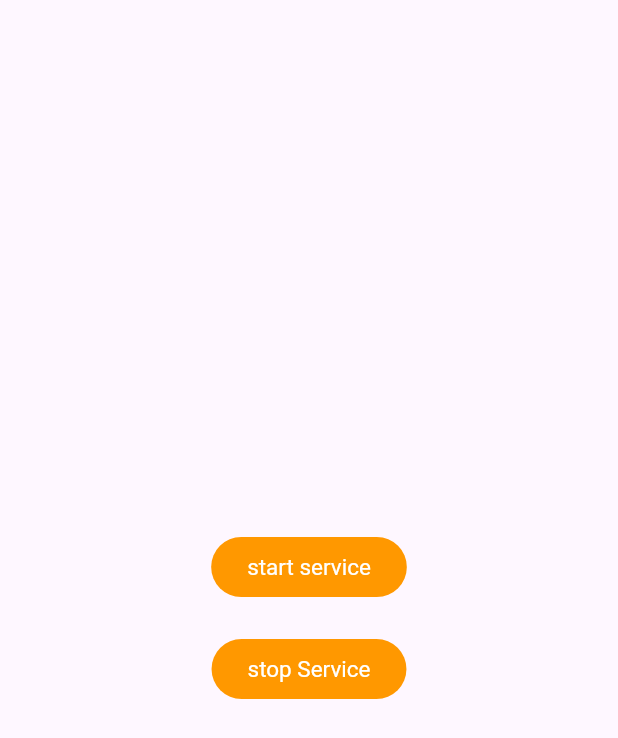
After one commit to cecyours/student_flutter_practice, a Flutter app: the BackgroundServiceUi screen opened directly, after a tap on "stop Service", on a phone screen of 412 x 824 dp. The commit adds this screen. Shown: the top 738 px of the screen. Run offline on Flutter 3.47's test engine with Material 3 defaults, Android fonts, the phone set to English and light mode, and no system bars; our stand-ins replace cloud_firestore, dio, firebase_auth, firebase_core, firebase_database, flutter_local_notifications and 6 more; missing offline and left inert: dart:ffi, flutter_background_service; accounts and stored records are empty.

Commit message:
first commit

```diff
--- /dev/null
+++ b/lib/topics/background_service/background_service.dart
@@ -0,0 +1,99 @@
+import 'dart:async';
+import 'dart:io';
+
+import 'package:flutter_background_service/flutter_background_service.dart';
+import 'package:flutter_local_notifications/flutter_local_notifications.dart';
+
+import 'notification_service.dart';
+
+class BackgroundServiceManager{
+  static Future<void> initializeService() async {
+    final service = FlutterBackgroundService();
+
+    /// OPTIONAL, using custom notification channel id
+    const AndroidNotificationChannel channel = AndroidNotificationChannel(
+      'my_foreground', // id
+      'MY FOREGROUND SERVICE', // title
+      description:
+      'This channel is used for important notifications.', // description
+      importance: Importance.low, // importance must be at low or higher level
+    );
+
+    final FlutterLocalNotificationsPlugin flutterLocalNotificationsPlugin =
+    FlutterLocalNotificationsPlugin();
+
+    await flutterLocalNotificationsPlugin
+        .resolvePlatformSpecificImplementation<
+        AndroidFlutterLocalNotificationsPlugin>()
+        ?.createNotificationChannel(channel);
+
+    await service.configure(
+      androidConfiguration: AndroidConfiguration(
+        // this will be executed when app is in foreground or background in separated isolate
+        onStart: onBackgroundStart,
+
+        // auto start service
+        autoStart: false,
+        isForegroundMode: true,
+        notificationChannelId: 'my_foreground',
+        initialNotificationTitle: 'AWESOME SERVICE',
+        initialNotificationContent: 'Initializing',
+        foregroundServiceNotificationId: 888,
+        foregroundServiceTypes: [AndroidForegroundType.dataSync],
+      ),
+      iosConfiguration: IosConfiguration(),
+    );
+  }
+}
+
+@pragma('vm:entry-point')
+void onBackgroundStart(ServiceInstance service) async {
+
+  final FlutterLocalNotificationsPlugin flutterLocalNotificationsPlugin =
+  FlutterLocalNotificationsPlugin();
+
+  if (service is AndroidServiceInstance) {
+    service.on('setAsForeground').listen((event) {
+      service.setAsForegroundService();
+    });
+
+    service.on('setAsBackground').listen((event) {
+      service.setAsBackgroundService();
+    });
+  }
+
+  service.on('stopService').listen((event) {
+    service.stopSelf();
+  });
+
+  // bring to foreground
+  Timer.periodic(const Duration(seconds: 5), (timer) async {
+    if (service is AndroidServiceInstance) {
+      if (await service.isForegroundService()) {
+        /// OPTIONAL for use custom notification
+        /// the notification id must be equals with AndroidConfiguration when you call configure() method.
+        flutterLocalNotificationsPlugin.show(
+          888,
+          'COOL SERVICE',
+          'Awesome ${DateTime.now()}',
+          const NotificationDetails(
+            android: AndroidNotificationDetails(
+              'my_foreground',
+              'MY FOREGROUND SERVICE',
+              icon: 'ic_bg_service_small',
+              ongoing: true,
+            ),
+          ),
+        );
+
+        // if you don't using custom notification, uncomment this
+        service.setForegroundNotificationInfo(
+          title: "My App Service",
+          content: "Updated at ${DateTime.now()}",
+        );
+      }
+    }
+    NotificationService.showNotification();
+    print('service running ${timer.tick}');
+  });
+}
--- /dev/null
+++ b/lib/topics/background_service/ui.dart
@@ -0,0 +1,48 @@
+import 'package:flutter/material.dart';
+import 'package:flutter_background_service/flutter_background_service.dart';
+
+import 'notification_service.dart';
+
+class BackgroundServiceUi extends StatefulWidget {
+  const BackgroundServiceUi({super.key});
+
+  @override
+  State<BackgroundServiceUi> createState() => _BackgroundServiceUiState();
+}
+
+class _BackgroundServiceUiState extends State<BackgroundServiceUi> {
+  final service  = FlutterBackgroundService();
+
+  @override
+  void initState() {
+    // TODO: implement initState
+    super.initState();
+    NotificationService.getPermission();
+  }
+
+  @override
+  Widget build(BuildContext context) {
+    return Scaffold(
+      body: Center(
+          child: Column(
+            mainAxisSize: MainAxisSize.min,
+            children: [
+              FilledButton(onPressed: ()async{
+                if(await service.isRunning() == false){
+                  await service.startService();
+                }
+              }, child: Text('start service')),
+              SizedBox(height: 20,),
+              FilledButton(onPressed: () async{
+                var isRunning = await service.isRunning();
+                isRunning
+                    ? service.invoke("stopService")
+                    : print('service already stopped');
+              }, child: Text('stop Service'))
+
+            ],
+          ),
+      ),
+    );
+  }
+}
--- a/pubspec.yaml
+++ b/pubspec.yaml
@@ -48,6 +48,9 @@ dependencies:
   firebase_database: ^11.2.0
   firebase_auth: ^5.3.4
   golden_toolkit: ^0.15.0
+
+  flutter_local_notifications: ^18.0.1
+  flutter_background_service: ^5.1.0
 
 dev_dependencies:
   flutter_test:
```
Also changed, not shown: lib/main.dart (+4 -15 lines), lib/topics/background_service/notification_service.dart (added, +43 -0 lines), pubspec.lock.
